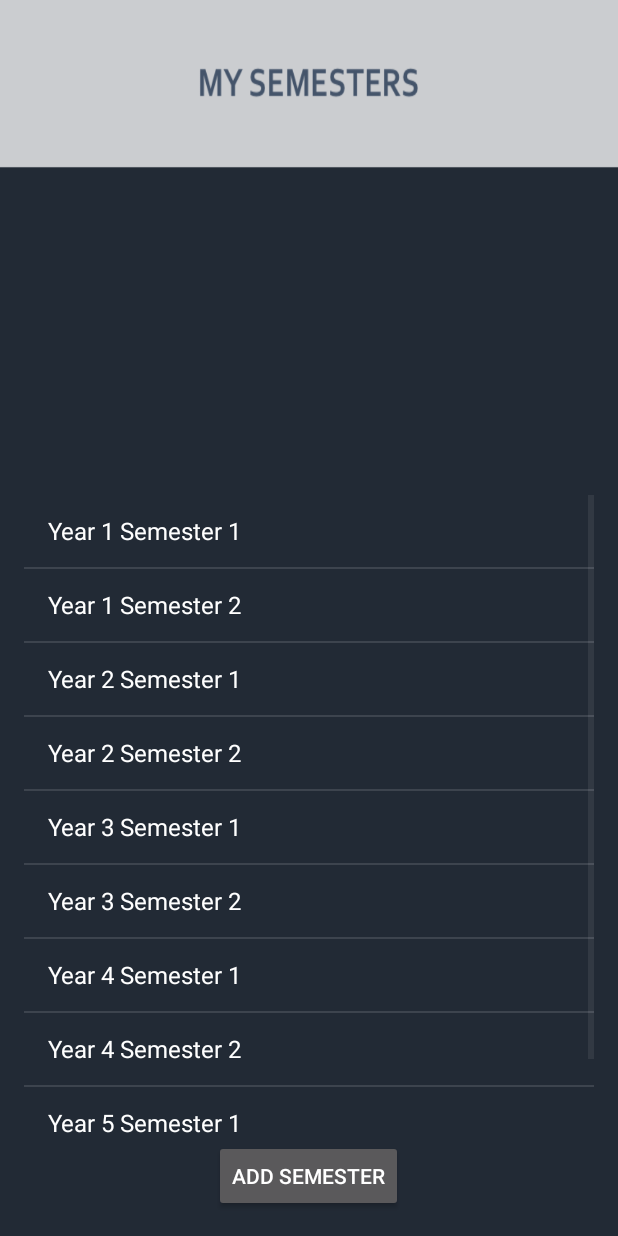
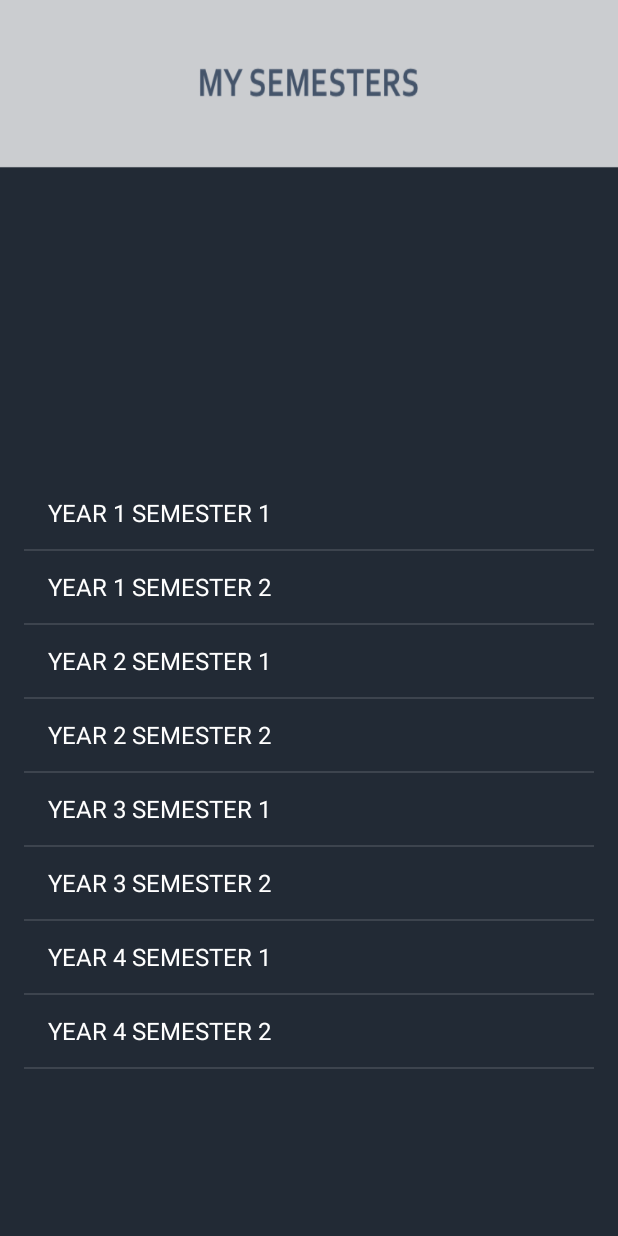
Before and after one commit to selinawj/CAPCULATOR, an Android app: the AddModule screen opened directly, with no data from a screen before it, on a phone screen of 412 x 824 dp. Run offline under Robolectric (Android 15) with nearby library versions, the light colour scheme and no system bars.

Commit message:
Deleted AddSemester button

```diff
--- a/app/src/main/java/capture/capculator/AddModule.java
+++ b/app/src/main/java/capture/capculator/AddModule.java
@@ -13,6 +13,9 @@ import android.widget.ImageButton;
 import android.widget.ListView;
 import android.widget.Toast;
 
+import java.util.ArrayList;
+import java.util.List;
+
 public class AddModule extends ListActivity {
 
     ListView semesters;
@@ -23,35 +26,29 @@ public class AddModule extends ListActivity {
         setContentView(R.layout.activity_add_module);
 
         /*setting a list of semesters by default*/
-        String[] sem = {"Year 1 Semester 1", "Year 1 Semester 2", "Year 2 Semester 1", "Year 2 Semester 2", "Year 3 Semester 1", "Year 3 Semester 2", "Year 4 Semester 1", "Year 4 Semester 2", "Year 5 Semester 1", "Year 5 Semester 2"};
+        String[] sem = {"YEAR 1 SEMESTER 1", "YEAR 1 SEMESTER 2", "YEAR 2 SEMESTER 1", "YEAR 2 SEMESTER 2", "YEAR 3 SEMESTER 1", "YEAR 3 SEMESTER 2", "YEAR 4 SEMESTER 1", "YEAR 4 SEMESTER 2"};
         ArrayAdapter<String> adapter = new ArrayAdapter<>(getListView().getContext(), android.R.layout.simple_list_item_1, sem);
         getListView().setAdapter(adapter);
-
-        /*onClick function*/
         semesters = this.getListView();
         semesters.setItemsCanFocus(false);
-        semesters.setOnItemClickListener( new AdapterView.OnItemClickListener()
-        {
-            @Override
-            public void onItemClick(AdapterView<?> adapterView , View view , int position ,long arg3)
-            {
-                Intent intent = new Intent(AddModule.this, AddSemester.class);
-                startActivity(intent);
-            }
-        });
+        //onClickAction
+        semesters.setOnItemClickListener(new AdapterView.OnItemClickListener() {
+                @Override
+                public void onItemClick(AdapterView<?> adapterView, View view, int position, long arg3) {
+                    Intent intent = new Intent(AddModule.this, AddSemester.class);
+                    startActivity(intent);
+                }
+            });
+        }
+        /*link to addSemester*/
+        //final Button bAddSemester = (Button) findViewById(R.id.bAddSemester);
 
-        /*link to addSemester*/
-        final Button bAddSemester = (Button) findViewById(R.id.bAddSemester);
+        //bAddSemester.setOnClickListener(new View.OnClickListener() {
+        //@Override
+        //    public void onClick(View v) {
+        //        Intent addsemesterIntent = new Intent(AddModule.this, AddSemester.class);
+        //       AddModule.this.startActivity(addsemesterIntent);
 
-        bAddSemester.setOnClickListener(new View.OnClickListener() {
-            @Override
-            public void onClick(View v) {
-                Intent addsemesterIntent = new Intent(AddModule.this, AddSemester.class);
-                AddModule.this.startActivity(addsemesterIntent);
-
-            }
-        });
-
-
-    }
+        //    }
+        //});
 }
--- a/app/src/main/res/layout/activity_add_module.xml
+++ b/app/src/main/res/layout/activity_add_module.xml
@@ -13,21 +13,11 @@
     <ListView
         android:id="@android:id/list"
         android:layout_width="match_parent"
-        android:layout_height="430dip"
-        android:layout_above="@+id/bAddSemester"
+        android:layout_height="490dip"
+        android:focusable="false"
+        android:focusableInTouchMode="false"
+        android:layout_alignParentBottom="true"
         android:layout_alignParentLeft="true"
-        android:layout_alignParentStart="true"
-        android:focusable="false"
-        android:focusableInTouchMode="false"></ListView>
-
-    <Button
-        android:layout_width="wrap_content"
-        android:layout_height="wrap_content"
-        android:text="Add Semester"
-        android:id="@+id/bAddSemester"
-        android:onClick="revealRow"
-        android:visibility="visible"
-        android:layout_alignParentBottom="true"
-        android:layout_centerHorizontal="true" />
+        android:layout_alignParentStart="true"/>
 
 </RelativeLayout>
```
Also changed, not shown: app/src/main/java/capture/capculator/Semesters.java (added, +30 -0 lines).
